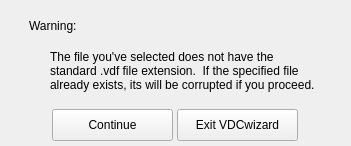
Old version of the form apps/vdcwizard/ui/Page2badfile.ui in the repository yyr/vapor.
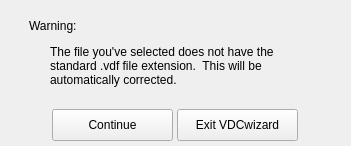
New version of the form.

Commit message: Widgets are now disabled upon VDC creation Forced .vdf extension upon user specified VDF file 'Select file' dialogs set their default file path to user's previous selection Removed console messages

Patch:
```diff
--- a/apps/vdcwizard/ui/Page2badfile.ui
+++ b/apps/vdcwizard/ui/Page2badfile.ui
@@ -48,11 +48,11 @@
      <x>50</x>
      <y>30</y>
      <width>271</width>
-     <height>81</height>
+     <height>71</height>
     </rect>
    </property>
    <property name="text">
-    <string>The file you've selected does not have the standard .vdf file extension.  If the specified file already exists, its will be corrupted if you proceed.</string>
+    <string>The file you've selected does not have the standard .vdf file extension.  This will be automatically corrected.</string>
    </property>
    <property name="wordWrap">
     <bool>true</bool>
```
The commit also changes 11 other files.
